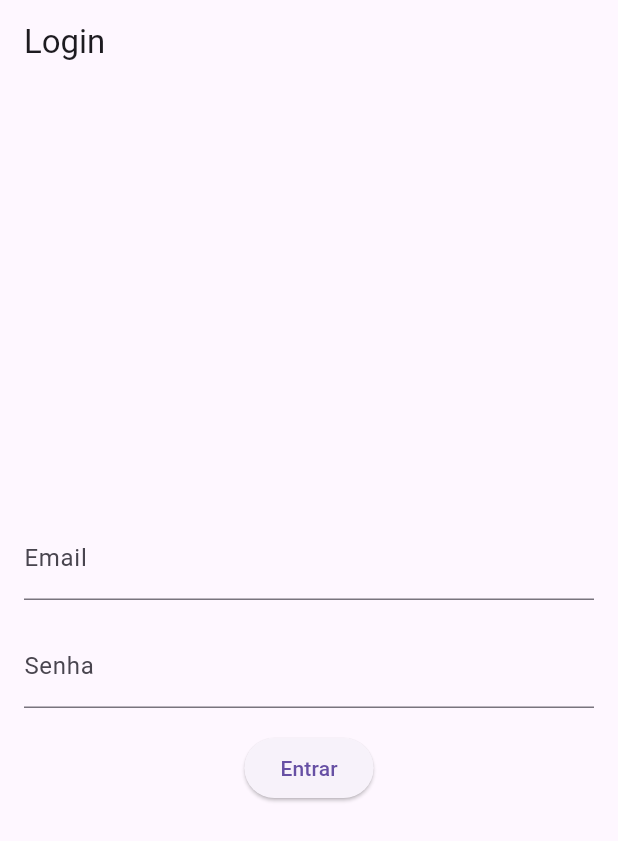
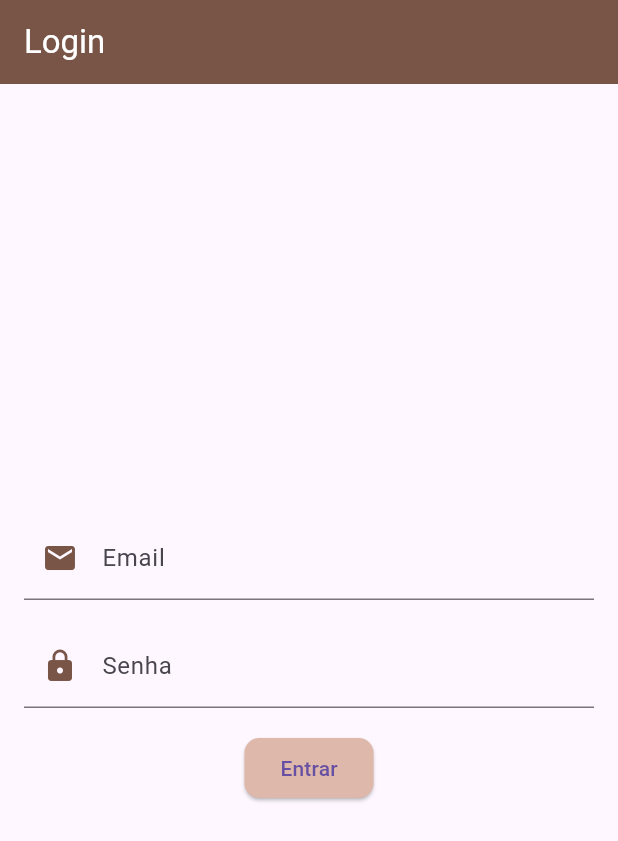
Before and after one commit to guilhermyrodrigues/avaliacafe, a Flutter app: the screen it shows after launch, on a phone screen of 412 x 824 dp. Shown: the top 841 px of the screen. Run offline on Flutter 3.47's test engine with Material 3 defaults, Android fonts, the phone set to English and light mode, and no system bars; our stand-ins replace cloud_firestore, firebase_auth, firebase_core; accounts and stored records are empty.

Commit message:
Estilização

```diff
--- a/lib/screens/login_screen.dart
+++ b/lib/screens/login_screen.dart
@@ -10,23 +10,44 @@ class LoginScreen extends StatelessWidget {
   @override
   Widget build(BuildContext context) {
     return Scaffold(
-      appBar: AppBar(title: const Text('Login')),
+      appBar: AppBar(
+        title: const Text(
+          'Login',
+          style: TextStyle(color: Colors.white), // White text for app bar
+        ),
+        backgroundColor: Colors.brown, // Brown app bar background
+      ),
       body: Padding(
         padding: const EdgeInsets.all(16.0),
         child: Column(
           mainAxisAlignment: MainAxisAlignment.center,
           children: [
+            // Custom email field with icon and brown border
             TextField(
               controller: emailController,
-              decoration: const InputDecoration(labelText: 'Email'),
+              decoration: InputDecoration(
+                labelText: 'Email',
+                prefixIcon: const Icon(Icons.email, color: Colors.brown),
+                focusedBorder: OutlineInputBorder(
+                  borderSide: BorderSide(color: Colors.brown, width: 2.0),
+                ),
+              ),
             ),
             const SizedBox(height: 16),
+            // Custom password field with icon and brown border
             TextField(
               controller: passwordController,
-              decoration: const InputDecoration(labelText: 'Senha'),
-              obscureText: true,
+              decoration: InputDecoration(
+                labelText: 'Senha',
+                prefixIcon: const Icon(Icons.lock, color: Colors.brown),
+                focusedBorder: OutlineInputBorder(
+                  borderSide: BorderSide(color: Colors.brown, width: 2.0),
+                ),
+              ),
+              obscureText: true, // Aqui você define o texto como oculto
             ),
             const SizedBox(height: 16),
+            // Custom elevated button with rounded corners and brown color
             ElevatedButton(
               onPressed: () async {
                 await AuthService.signIn(
@@ -35,6 +56,12 @@ class LoginScreen extends StatelessWidget {
                 );
               },
               child: const Text('Entrar'),
+              style: ElevatedButton.styleFrom(
+                backgroundColor: const Color.fromARGB(255, 221, 184, 171), // Set button background color
+                shape: RoundedRectangleBorder(
+                  borderRadius: BorderRadius.circular(10.0), // Rounded corners
+                ),
+              ),
             ),
           ],
         ),
```
Also changed, not shown: lib/screens/home_screen.dart (+11 -2 lines).
